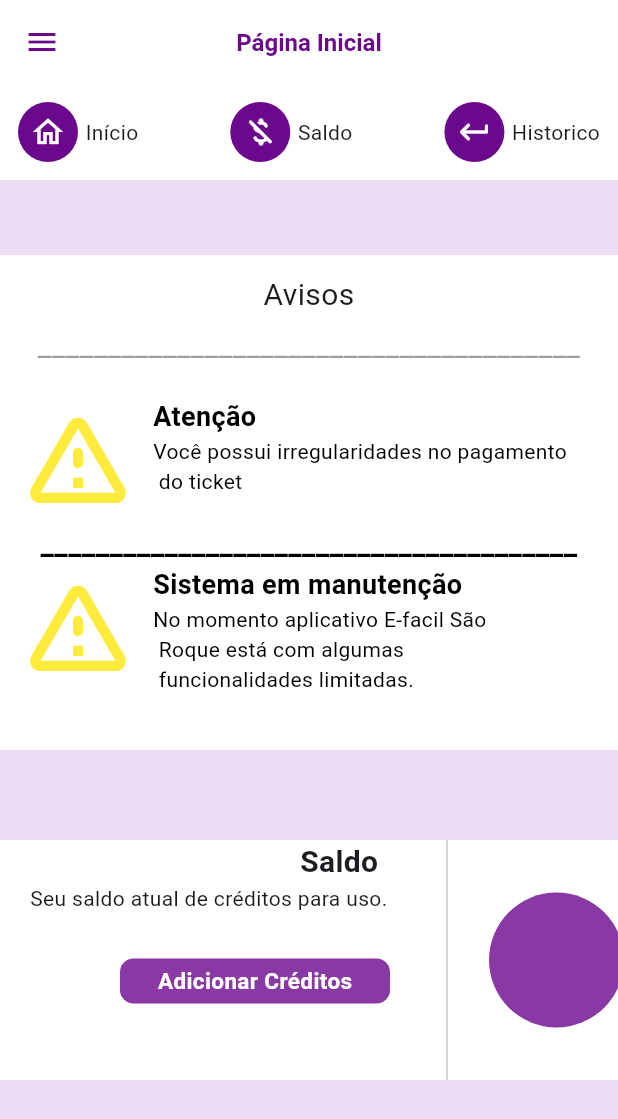
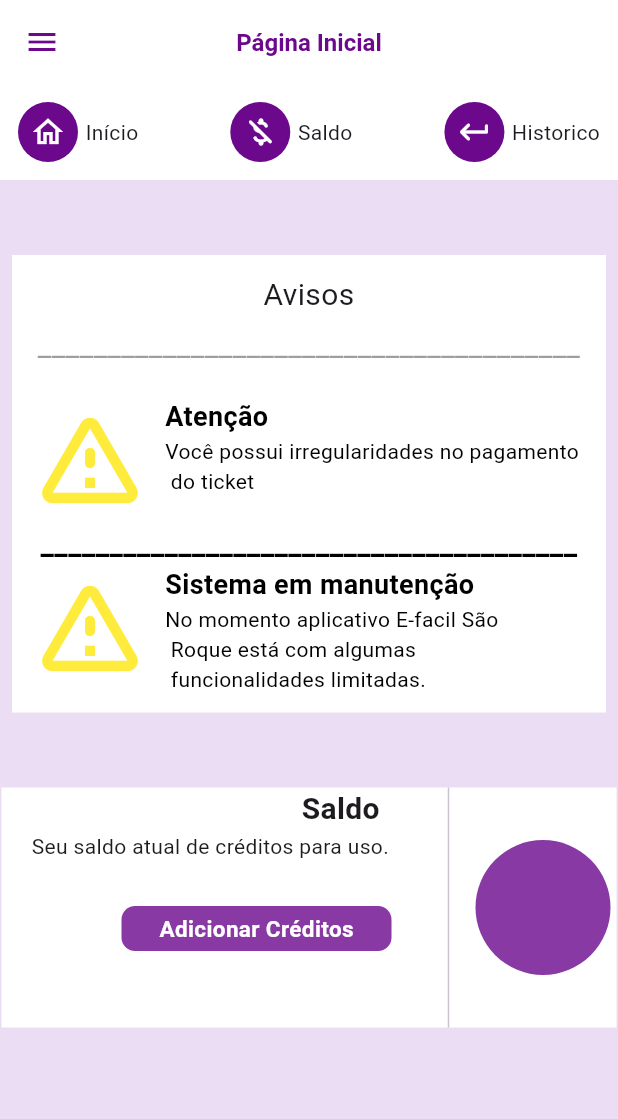
Before and after one commit to GleitonF/estacionamento-saoroque, a Flutter app: the Home screen opened directly, on a phone screen of 412 x 824 dp. Shown: the top 1119 px of the screen. Run offline on Flutter 3.47's test engine with Material 3 defaults, Android fonts, the phone set to English and light mode, and no system bars; our stand-ins replace lottie.

Commit message:
colocado padding na home

```diff
--- a/flutter_aplication_estacionamento/lib/Home.dart
+++ b/flutter_aplication_estacionamento/lib/Home.dart
@@ -241,8 +241,8 @@ class _MyHomePageState extends State<Home> {
               Container(
                 padding: EdgeInsets.all(12),
                 decoration: BoxDecoration(color: AppColors.primaryColor),
-              height: 330,
-              width: 450,
+                height: 305,
+                width: 396,
                 child: Column(
                   crossAxisAlignment: CrossAxisAlignment.center,
                   children: [
@@ -340,104 +340,10 @@ class _MyHomePageState extends State<Home> {
                   ],
                 ),
               ),
+              SizedBox(height: 50),
               // segundo container
-            SizedBox(height: 20),
-            // Container(
-            //     padding: EdgeInsets.all(12),
-            //     decoration: BoxDecoration(color: AppColors.primaryColor),
-            //     height: 200,
-            //     width: 450,
-            //     child: Column(
-            //       crossAxisAlignment: CrossAxisAlignment.center,
-            //       children: [
-            //         Column(
-            //         children:[Text(
-            //           'Saldos',
-            //           style: TextStyle(fontSize: 20),
-            //         textAlign: TextAlign.center,
-            //          ),
-            //          ],
-            //          ),
-            //          SizedBox(height: 5),
-            //          Row(
-            //           children: [
-            //             Text(
-            //             '______________________________',
-            //             style: TextStyle(fontSize: 20, color: Colors.black),
-            //             textAlign: TextAlign.center,
-            //             ),
-            //           ],
-            //          ),
-            //          // linha atençao
-            //         SizedBox(height: 20),
-            //         Row(
-            //            crossAxisAlignment: CrossAxisAlignment.start,
-            //            children: [
-            //                   Column(
-            //                     crossAxisAlignment: CrossAxisAlignment.start,
-            //                     children: [
-            //                       Row(
-            //                         children:[
-            //                       Text(
-            //                         'Seu saldo atual de créditos para uso',
-            //                         style: TextStyle(fontSize: 14, color: Colors.black),
-            //                         ),
-            //                         ],
-            //                       ),
-            //                       SizedBox(height: 8),
-            //                       Row(
-            //                         children:[
-            //                           GestureDetector(
-            //                             onTap: () {
-            //                             Navigator.push(
-            //                             context,
-            //                             MaterialPageRoute(builder: (context) => Home(title: 'teste')),
-            //                             );
-            //                             },
-            //                             child:
-            //                             Container(
-            //                               height: 30,
-            //                               width: 180,
-            //                               decoration: BoxDecoration(
-            //                               color: Color(0xcc6B088C),
-            //                               borderRadius: BorderRadius.circular(9)
-            //                               ),
-            //                               child: Row(
-            //                                 mainAxisAlignment: MainAxisAlignment.center,
-            //                                 children: [
-            //                                   Text('Adicionar Créditos', style: TextStyle(
-            //                                   fontSize: 15,
-            //                                   color: Colors.white,
-            //                                   fontWeight: FontWeight.bold
-            //                                   )),
-            //                               ],
-            //                               ),
-            //                             ),
-            //                         ),
-            //                         ],
-            //                       ),
-            //                     ],
-            //                   ),
-
-            //                 SizedBox(height: 50),
-
-
-
-            //                   Padding(
-            //                     padding: const EdgeInsets.only(left: 50),
-            //                     child: CircleAvatar(radius:45,backgroundColor: Color(0xcc6B088C),),
-            //                   ),
-
-
-
-            //             ],
-            //         ),
-            //      ],
-            //     ),
-            // ),
-            SizedBox(height: 40),
               Container(
-              width: 450,
+                width: 410,
                 height: 160,
                 decoration: BoxDecoration(
                   color: AppColors.primaryColor
@@ -495,7 +401,7 @@ class _MyHomePageState extends State<Home> {
                       ),
                       SizedBox(width: 30),
                       VerticalDivider(),
-                    SizedBox(width: 20),
+                      SizedBox(width: 10),
                       CircleAvatar(radius:45,backgroundColor: Color(0xcc6B088C),),
                     ],
                   ),
```
Lines whose indentation alone changed are shown as unchanged.
